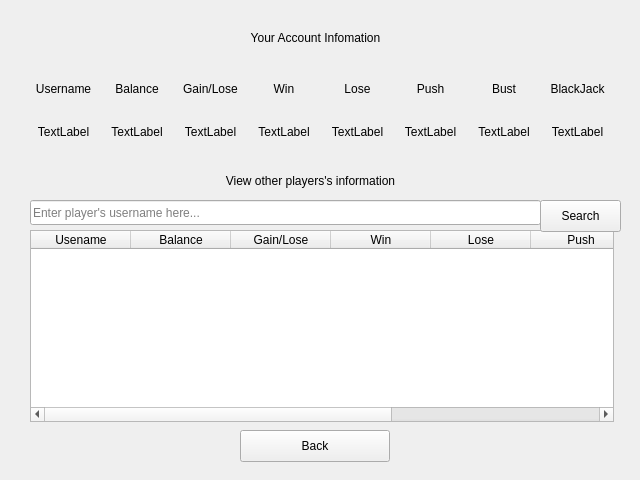
Before: the Qt Designer form blackjack-client/ui/player_info.ui in lehoangtran289/Blackjack, drawn with Qt 5.
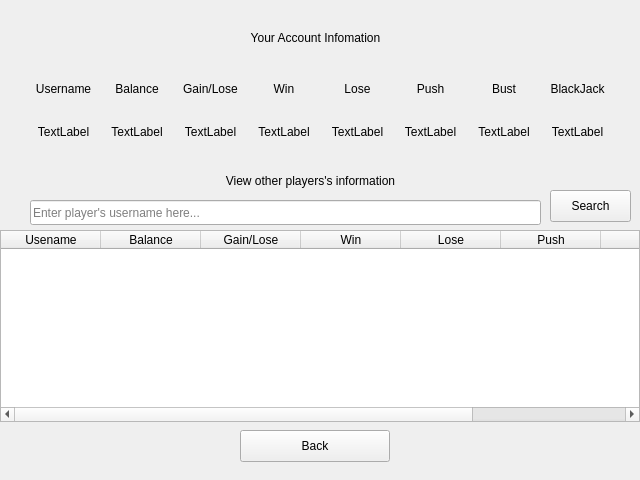
After: the same form once the commit is applied.

The edit to the form file:
```diff
--- a/blackjack-client/ui/player_info.ui
+++ b/blackjack-client/ui/player_info.ui
@@ -246,9 +246,9 @@
   <widget class="QTableWidget" name="result_table">
    <property name="geometry">
     <rect>
-     <x>30</x>
+     <x>0</x>
      <y>230</y>
-     <width>584</width>
+     <width>640</width>
      <height>192</height>
     </rect>
    </property>
@@ -344,8 +344,8 @@
   <widget class="QPushButton" name="search_button">
    <property name="geometry">
     <rect>
-     <x>540</x>
-     <y>200</y>
+     <x>550</x>
+     <y>190</y>
      <width>81</width>
      <height>32</height>
     </rect>
```
